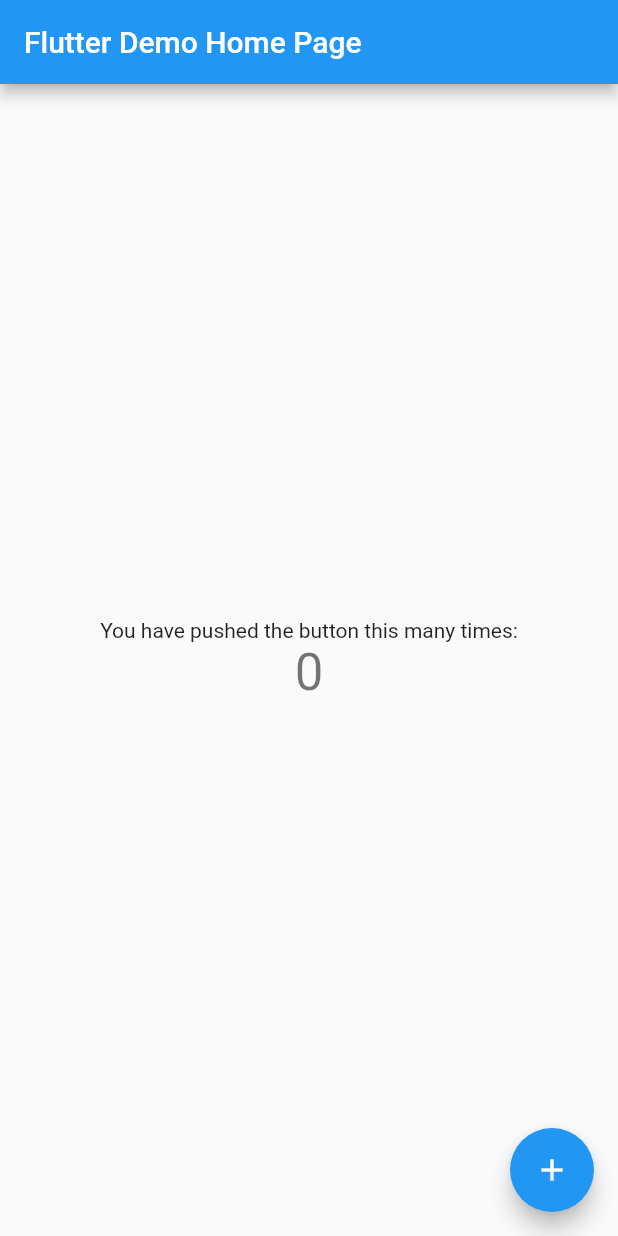
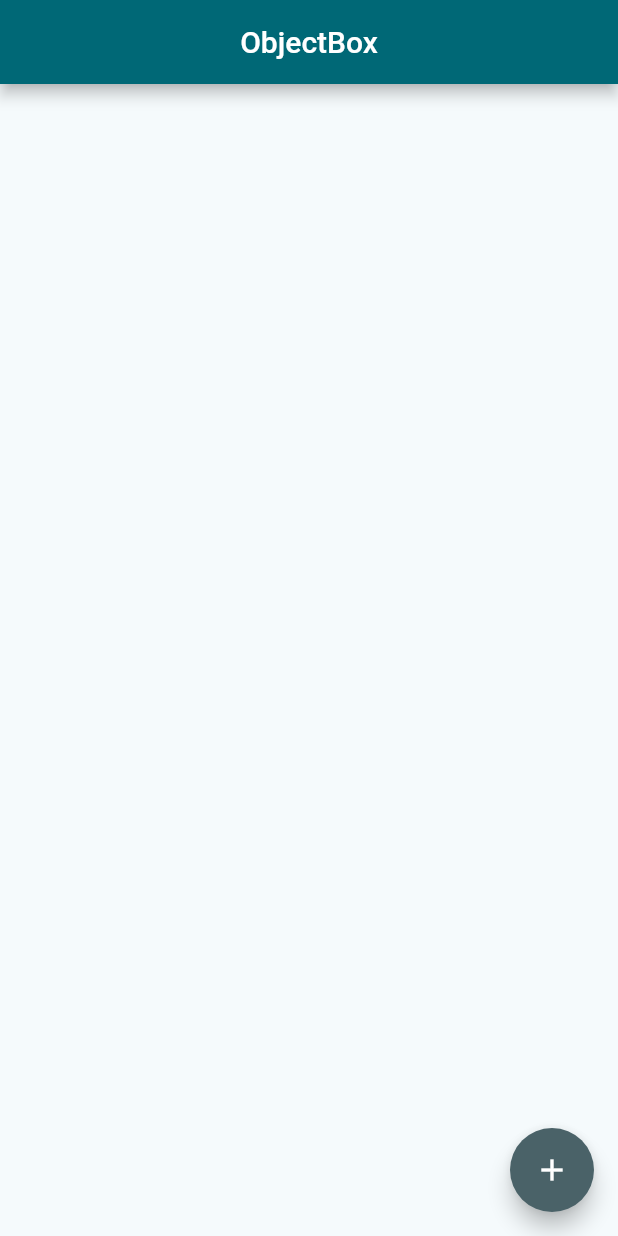
Before and after one commit to narmuni123/save_in_db, a Flutter app: the screen it shows after launch, on a phone screen of 412 x 824 dp. Run offline on Flutter 3.47's test engine with Material 2 defaults, Android fonts, the phone set to English and light mode, and no system bars; our stand-ins replace faker, objectbox; generated files the repository leaves out were written again.

Commit message:
Added user model and added local storage in flutter

```diff
--- /dev/null
+++ b/lib/helper/helper.dart
@@ -0,0 +1,31 @@
+import 'dart:io';
+
+import 'package:save_in_db/model/user_model.dart';
+import 'package:save_in_db/objectbox.g.dart';
+
+
+class ObjectBox {
+  late final Store _store;
+  late final Box<User> _userBox;
+
+  ObjectBox._init(this._store) {
+    _userBox = Box<User>(_store);
+  }
+
+  static Future<ObjectBox> init() async {
+    final store = await openStore();
+
+    return ObjectBox._init(store);
+  }
+
+  User? getUser(int id) => _userBox.get(id);
+
+  Stream<List<User>> getUsers() => _userBox
+      .query()
+      .watch(triggerImmediately: true)
+      .map((query) => query.find());
+
+  int insertUser(User user) => _userBox.put(user);
+
+  bool deleteUser(int id) => _userBox.remove(id);
+}
--- a/lib/main.dart
+++ b/lib/main.dart
@@ -1,115 +1,104 @@
+import 'package:faker/faker.dart';
 import 'package:flutter/material.dart';
+import 'package:save_in_db/helper/helper.dart';
+import 'package:save_in_db/model/user_model.dart';
 
-void main() {
+
+late ObjectBox objectBox;
+
+Future main() async {
+  WidgetsFlutterBinding.ensureInitialized();
+  objectBox = await ObjectBox.init();
+
   runApp(const MyApp());
 }
 
 class MyApp extends StatelessWidget {
   const MyApp({Key? key}) : super(key: key);
 
-  // This widget is the root of your application.
   @override
-  Widget build(BuildContext context) {
-    return MaterialApp(
-      title: 'Flutter Demo',
+  Widget build(BuildContext context) => MaterialApp(
+    title: 'ObjectBox',
+    debugShowCheckedModeBanner: false,
     theme: ThemeData(
-        // This is the theme of your application.
-        //
-        // Try running your application with "flutter run". You'll see the
-        // application has a blue toolbar. Then, without quitting the app, try
-        // changing the primarySwatch below to Colors.green and then invoke
-        // "hot reload" (press "r" in the console where you ran "flutter run",
-        // or simply save your changes to "hot reload" in a Flutter IDE).
-        // Notice that the counter didn't reset back to zero; the application
-        // is not restarted.
-        primarySwatch: Colors.blue,
+      colorSchemeSeed: Colors.cyan,
+      textTheme: const TextTheme(
+        bodyText2: TextStyle(fontSize: 20),
+        subtitle1: TextStyle(fontSize: 25, fontWeight: FontWeight.bold),
       ),
-      home: const MyHomePage(title: 'Flutter Demo Home Page'),
+    ),
+    home: const Homepage(),
   );
 }
+
+class Homepage extends StatefulWidget {
+  const Homepage({Key? key}) : super(key: key);
+
+  @override
+  State<Homepage> createState() => _HomepageState();
 }
 
-class MyHomePage extends StatefulWidget {
-  const MyHomePage({Key? key, required this.title}) : super(key: key);
-
-  // This widget is the home page of your application. It is stateful, meaning
-  // that it has a State object (defined below) that contains fields that affect
-  // how it looks.
-
-  // This class is the configuration for the state. It holds the values (in this
-  // case the title) provided by the parent (in this case the App widget) and
-  // used by the build method of the State. Fields in a Widget subclass are
-  // always marked "final".
-
-  final String title;
+class _HomepageState extends State<Homepage> {
+  late Stream<List<User>> streamUsers;
 
   @override
-  State<MyHomePage> createState() => _MyHomePageState();
-}
+  void initState() {
+    super.initState();
 
-class _MyHomePageState extends State<MyHomePage> {
-  int _counter = 0;
-
-  void _incrementCounter() {
-    setState(() {
-      // This call to setState tells the Flutter framework that something has
-      // changed in this State, which causes it to rerun the build method below
-      // so that the display can reflect the updated values. If we changed
-      // _counter without calling setState(), then the build method would not be
-      // called again, and so nothing would appear to happen.
-      _counter++;
-    });
+    streamUsers = objectBox.getUsers();
   }
 
   @override
-  Widget build(BuildContext context) {
-    // This method is rerun every time setState is called, for instance as done
-    // by the _incrementCounter method above.
-    //
-    // The Flutter framework has been optimized to make rerunning build methods
-    // fast, so that you can just rebuild anything that needs updating rather
-    // than having to individually change instances of widgets.
-    return Scaffold(
+  Widget build(BuildContext context) => Scaffold(
     appBar: AppBar(
-        // Here we take the value from the MyHomePage object that was created by
-        // the App.build method, and use it to set our appbar title.
-        title: Text(widget.title),
+      title: const Text('ObjectBox'),
+      centerTitle: true,
     ),
-      body: Center(
-        // Center is a layout widget. It takes a single child and positions it
-        // in the middle of the parent.
-        child: Column(
-          // Column is also a layout widget. It takes a list of children and
-          // arranges them vertically. By default, it sizes itself to fit its
-          // children horizontally, and tries to be as tall as its parent.
-          //
-          // Invoke "debug painting" (press "p" in the console, choose the
-          // "Toggle Debug Paint" action from the Flutter Inspector in Android
-          // Studio, or the "Toggle Debug Paint" command in Visual Studio Code)
-          // to see the wireframe for each widget.
-          //
-          // Column has various properties to control how it sizes itself and
-          // how it positions its children. Here we use mainAxisAlignment to
-          // center the children vertically; the main axis here is the vertical
-          // axis because Columns are vertical (the cross axis would be
-          // horizontal).
-          mainAxisAlignment: MainAxisAlignment.center,
-          children: <Widget>[
-            const Text(
-              'You have pushed the button this many times:',
+    body: StreamBuilder<List<User>>(
+      stream: streamUsers,
+      builder: (context, snapshot) {
+        if (!snapshot.hasData) {
+          return const Center(
+            child: CircularProgressIndicator(),
+          );
+        } else {
+          final users = snapshot.data!;
+
+          return ListView.builder(
+            shrinkWrap: true,
+            itemCount: users.length,
+            itemBuilder: (context, index) {
+              final user = users[index];
+
+              return ListTile(
+                title: Text(user.name),
+                subtitle: Text(user.email),
+                trailing: IconButton(
+                  icon: const Icon(Icons.delete),
+                  onPressed: () => objectBox.deleteUser(user.id),
                 ),
-            Text(
-              '$_counter',
-              style: Theme.of(context).textTheme.headline4,
-            ),
-          ],
-        ),
+                onTap: () {
+                  user.name = Faker().person.firstName();
+                  user.email = Faker().internet.email();
+
+                  objectBox.insertUser(user);
+                },
+              );
+            },
+          );
+        }
+      },
     ),
     floatingActionButton: FloatingActionButton(
-        onPressed: _incrementCounter,
-        tooltip: 'Increment',
       child: const Icon(Icons.add),
-      ), // This trailing comma makes auto-formatting nicer for build methods.
+      onPressed: () {
+        final user = User(
+          name: Faker().person.firstName(),
+          email: Faker().internet.email(),
+        );
+
+        objectBox.insertUser(user);
+      },
+    ),
   );
 }
-}
--- /dev/null
+++ b/lib/model/user_model.dart
@@ -0,0 +1,14 @@
+import 'package:objectbox/objectbox.dart';
+
+@Entity()
+class User {
+  int id;
+  String name;
+  String email;
+
+  User({
+    this.id = 0,
+    required this.name,
+    required this.email,
+  });
+}
```
Also changed, not shown: lib/objectbox-model.json (added, +42 -0 lines), pubspec.yaml (+7 -1 lines), lib/objectbox.g.dart (added), pubspec.lock, 4 other files. Lines whose indentation alone changed are shown as unchanged.
